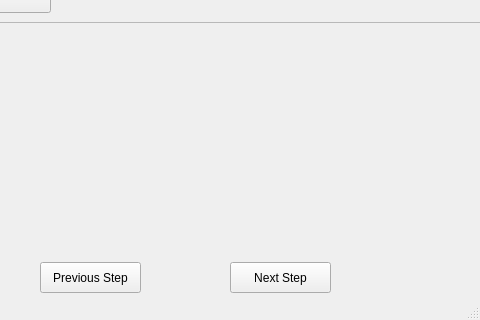
The window that CS4076Project/mainwindow.ui (MaaHuu221/CS4076-Project) describes before a commit, drawn with Qt 5; both pictures show x 460 to 940 and y 257 to 577 of the 940 by 577 pixel window.
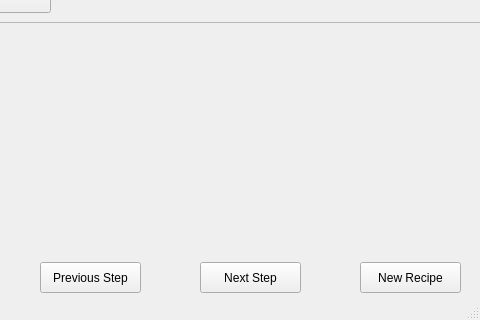
The same window after the commit.

Patch:
```diff
--- a/CS4076Project/mainwindow.ui
+++ b/CS4076Project/mainwindow.ui
@@ -152,7 +152,7 @@
     <widget class="QPushButton" name="nextButt">
      <property name="geometry">
       <rect>
-       <x>690</x>
+       <x>660</x>
        <y>240</y>
        <width>101</width>
        <height>31</height>
@@ -188,6 +188,19 @@
       <string/>
      </property>
     </widget>
+    <widget class="QPushButton" name="resetRecipe">
+     <property name="geometry">
+      <rect>
+       <x>820</x>
+       <y>240</y>
+       <width>101</width>
+       <height>31</height>
+      </rect>
+     </property>
+     <property name="text">
+      <string>New Recipe</string>
+     </property>
+    </widget>
    </widget>
    <widget class="QPushButton" name="recipeButt">
     <property name="geometry">
```
Left out of the diff: 2 changed lines with no effect on the pictures.
